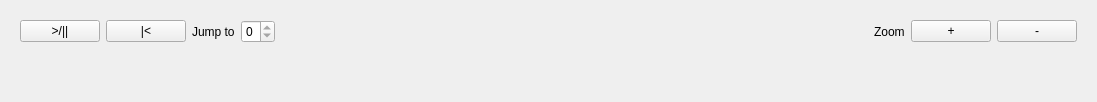
Before: the Qt Designer form src/keyframeeditor.ui in antonmx/posmotri, drawn with Qt 5.
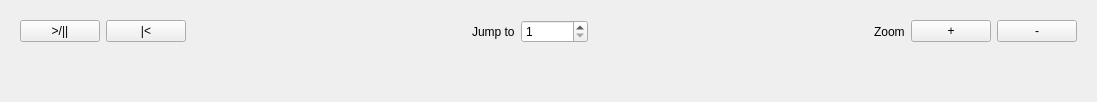
After: the same form once the commit is applied.

```diff
--- a/src/keyframeeditor.ui
+++ b/src/keyframeeditor.ui
@@ -37,6 +37,19 @@
         </property>
        </widget>
       </item>
+      <item>
+       <spacer name="horizontalSpacer">
+        <property name="orientation">
+         <enum>Qt::Horizontal</enum>
+        </property>
+        <property name="sizeHint" stdset="0">
+         <size>
+          <width>40</width>
+          <height>20</height>
+         </size>
+        </property>
+       </spacer>
+      </item>
       <item>
        <widget class="QLabel" name="label">
         <property name="text">
@@ -46,8 +59,11 @@
       </item>
       <item>
        <widget class="QSpinBox" name="goTo">
+        <property name="minimum">
+         <number>1</number>
+        </property>
         <property name="maximum">
-         <number>0</number>
+         <number>2147483647</number>
         </property>
        </widget>
       </item>
```
